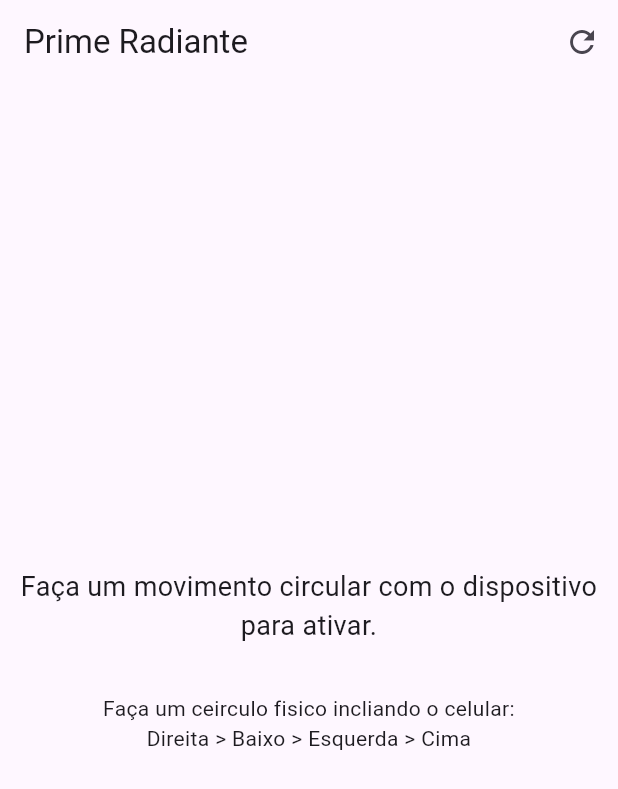
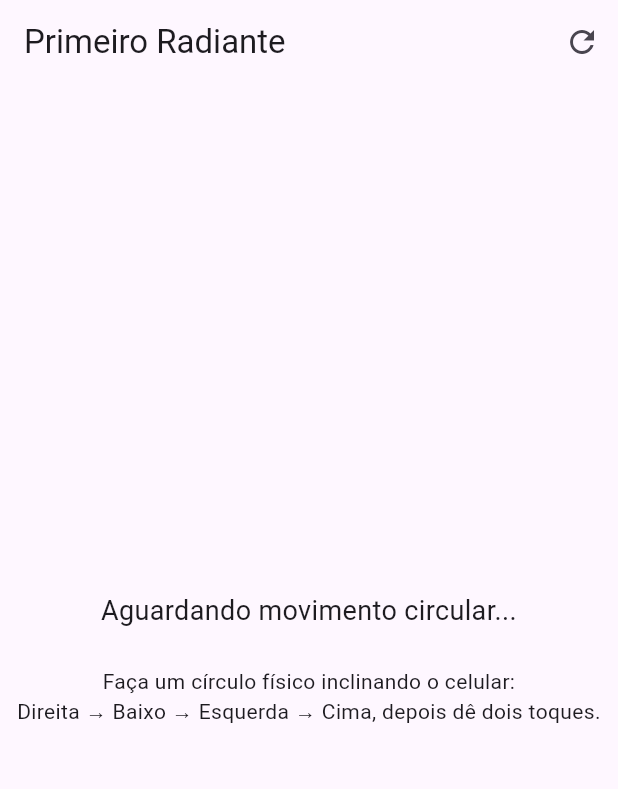
Before and after one commit to RaimundoNCN/Prime-Radiante, a Flutter app: the screen it shows after launch, on a phone screen of 412 x 824 dp. Shown: the top 789 px of the screen. Run offline on Flutter 3.47's test engine with Material 3 defaults, Android fonts, the phone set to English and light mode, and no system bars; our stand-ins replace sensors_plus.

Commit message:
Estetica da animação do radiante ativo

```diff
--- a/lib/src/core/constants.dart
+++ b/lib/src/core/constants.dart
@@ -1,6 +1,6 @@
 class K {
-  static const double gyroThreshold = 2.0;
-  static const double crossAxisFactor = 0.7;
+  static const double gyroThreshold = 0.7;
+  static const double crossAxisFactor = 0.5;
   static const Duration stageTimeout = Duration(microseconds: 800);
   static const Duration doubleTapWindow = Duration(seconds: 3);
   static const Duration minSampleInterval = Duration(milliseconds: 20);
--- a/lib/src/features/presentation/pages/radiante_page.dart
+++ b/lib/src/features/presentation/pages/radiante_page.dart
@@ -3,6 +3,7 @@ import 'package:provider/provider.dart';
 import '../../application/radiante_controller.dart';
 import '../../domain/radiant_state.dart';
 import '../widgets/status_text.dart';
+import '../widgets/radiante_interface_widget.dart';
 
 class RadiantePage extends StatelessWidget {
   const RadiantePage({super.key});
@@ -11,61 +12,64 @@ class RadiantePage extends StatelessWidget {
   Widget build(BuildContext context) {
     final ctrl = context.watch<RadianteController>();
 
-    String message;
-    switch (ctrl.state) {
-      case RadiantState.idle:
-        message = 'Faça um movimento circular com o dispositivo para ativar.';
-        break;
-      case RadiantState.prontoParaToque:
-        message = 'Toque duas vezes na tela para ativar.';
-        break;
-      case RadiantState.ativo:
-        message = 'Dispositivo ativo!';
-        break;
-    }
-
     return Scaffold(
       appBar: AppBar(
-        title: const Text('Prime Radiante'),
+        title: const Text('Primeiro Radiante'),
         actions: [
           IconButton(
-            icon: Icon(Icons.refresh),
-            tooltip: 'Reiniciar',
+            icon: const Icon(Icons.refresh),
             onPressed: () => context.read<RadianteController>().reset(),
+            tooltip: 'Resetar',
           ),
         ],
       ),
       body: GestureDetector(
         onDoubleTap: () => context.read<RadianteController>().onDoubleTap(),
         behavior: HitTestBehavior.opaque,
-        child: Center(
+        child: AnimatedSwitcher(
+          duration: const Duration(milliseconds: 600),
+          transitionBuilder: (child, anim) {
+            return ScaleTransition(
+              scale: CurvedAnimation(parent: anim, curve: Curves.easeOutBack),
+              child: FadeTransition(opacity: anim, child: child),
+            );
+          },
+          child: ctrl.state == RadiantState.ativo
+              ? const RadianteInterfaceWidget(key: ValueKey('ativo'))
+              : _buildIdleOrWaiting(ctrl),
+        ),
+      ),
+    );
+  }
+
+  Widget _buildIdleOrWaiting(RadianteController ctrl) {
+    String message;
+    switch (ctrl.state) {
+      case RadiantState.idle:
+        message = 'Aguardando movimento circular...';
+        break;
+      case RadiantState.prontoParaToque:
+        message = 'Círculo detectado! Agora dê dois toques 👆👆';
+        break;
+      case RadiantState.ativo:
+        message = ''; // não usado
+        break;
+    }
+
+    return Center(
+      key: const ValueKey('default'),
       child: Column(
         mainAxisSize: MainAxisSize.min,
         children: [
           StatusText(text: message),
-              const SizedBox(height: 12),
-
-              if (ctrl.lastGyro != null) ...[
-                const SizedBox(height: 40),
-                Text(
-                  'Último evento giroscópio:\n'
-                  'gyro x: ${ctrl.lastGyro!.x.toStringAsFixed(2)}, '
-                  'y: ${ctrl.lastGyro!.y.toStringAsFixed(2)}, '
-                  'z: ${ctrl.lastGyro!.z.toStringAsFixed(2)}',
-                  textAlign: TextAlign.center,
-                  style: const TextStyle(fontSize: 16, color: Colors.grey),
-                ),
-              ],
-              const SizedBox(height: 20),
+          const SizedBox(height: 24),
           const Text(
-                "Faça um ceirculo fisico incliando o celular:\n"
-                "Direita > Baixo > Esquerda > Cima",
+            'Faça um círculo físico inclinando o celular:\n'
+            'Direita → Baixo → Esquerda → Cima, depois dê dois toques.',
             textAlign: TextAlign.center,
           ),
         ],
       ),
-        ),
-      ),
     );
   }
 }
```
Also changed, not shown: lib/src/features/presentation/widgets/radiante_interface_widget.dart (added, +67 -0 lines). Lines whose indentation alone changed are shown as unchanged.
